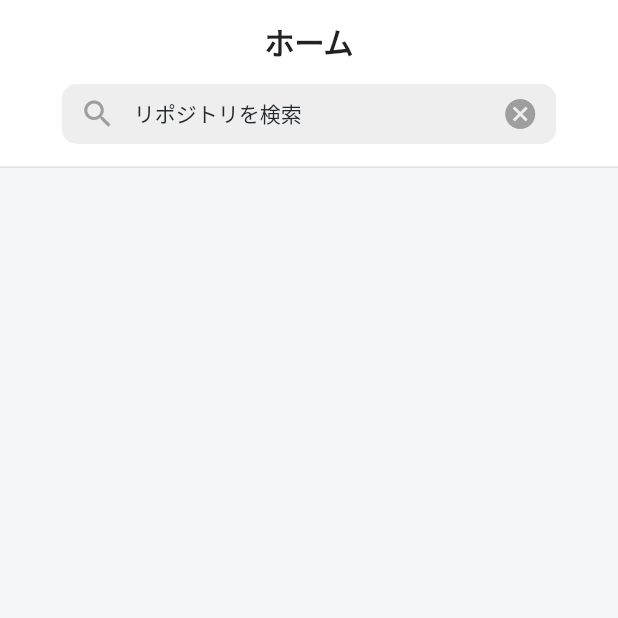
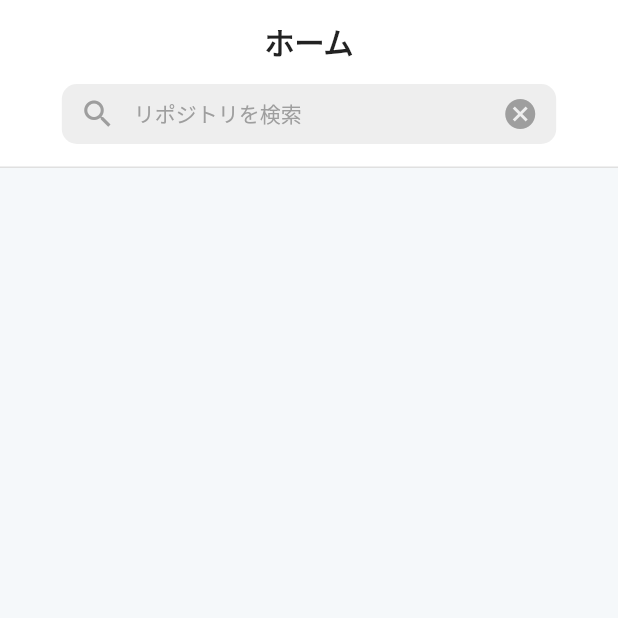
Before and after one commit to morikann/github_search, a Flutter app: the screen it shows after launch, on a phone screen of 412 x 824 dp, the top half of it. Run offline on Flutter 3.47's test engine with Material 2 defaults, Android fonts, the phone set to English and light mode, and no system bars; our stand-ins replace flutter_hooks, flutter_riverpod, hooks_riverpod.

Commit message:
検索バーのhintTextの色をgreyに変更

```diff
--- a/lib/view/home_page.dart
+++ b/lib/view/home_page.dart
@@ -211,7 +211,9 @@ class HomePage extends HookConsumerWidget {
           ),
         ),
         hintText: 'リポジトリを検索',
-        hintStyle: textTheme.bodyText2,
+        hintStyle: textTheme.bodyText2?.copyWith(
+          color: Colors.grey,
+        ),
         isCollapsed: true,
       ),
     );
```
